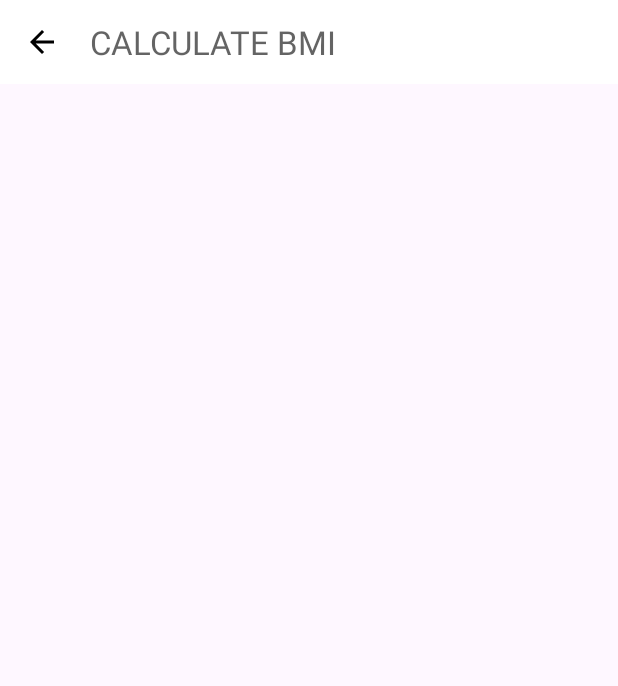
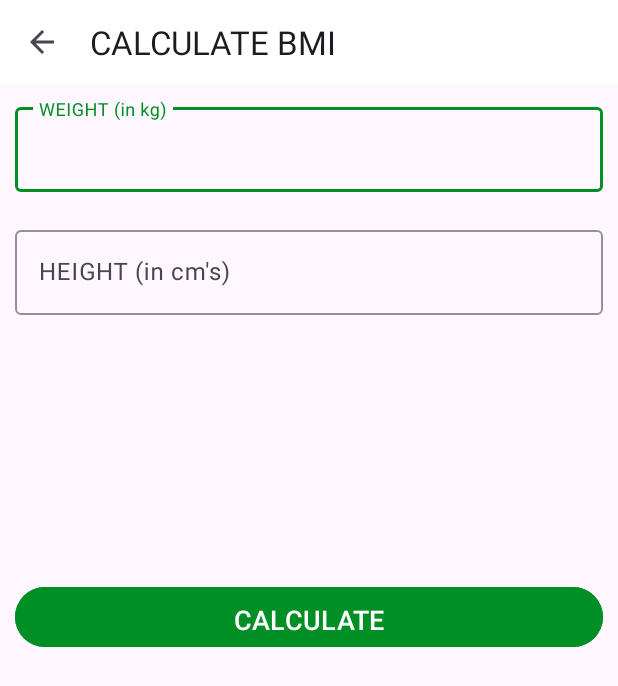
Before and after one commit to Nitesh065/7minWorkout, an Android app: the BMI screen opened directly, with no data from a screen before it, on a phone screen of 412 x 824 dp. Shown: the top 686 px of the screen. Run offline under Robolectric (Android 15) with nearby library versions, the phone set to English and light mode, and no system bars.

Commit message:
made bmi unit calculations

```diff
--- a/app/src/main/res/layout/activity_bmi.xml
+++ b/app/src/main/res/layout/activity_bmi.xml
@@ -4,16 +4,125 @@
     xmlns:tools="http://schemas.android.com/tools"
     android:layout_width="match_parent"
     android:layout_height="match_parent"
-    android:orientation="vertical"
     tools:context=".BMI">
 
     <androidx.appcompat.widget.Toolbar
         android:id="@+id/toolbarBmi"
         android:layout_width="match_parent"
         android:layout_height="?android:attr/actionBarSize"
-        android:theme="@style/ToolBarTheme"
-        app:titleTextColor="@color/colorPrimary"
-        android:background="@color/white"
-        app:layout_constraintTop_toTopOf="parent">
+        android:background="@color/white">
     </androidx.appcompat.widget.Toolbar>
+
+    <com.google.android.material.textfield.TextInputLayout
+        android:id="@+id/tilBmiUnitWeight"
+        android:layout_below="@+id/toolbarBmi"
+        android:layout_width="match_parent"
+        android:layout_height="wrap_content"
+        android:layout_margin="10dp"
+        app:boxStrokeColor="@color/colorAccent"
+        app:hintTextColor="@color/colorAccent"
+        style="@style/Widget.Material3.TextInputLayout.OutlinedBox"
+        >
+        <androidx.appcompat.widget.AppCompatEditText
+            android:id="@+id/etBmiWeight"
+            android:layout_width="match_parent"
+            android:layout_height="wrap_content"
+            android:hint="WEIGHT (in kg)"
+            android:inputType="numberDecimal"
+            android:textSize="16sp"
+            >
+
+        </androidx.appcompat.widget.AppCompatEditText>
+
+    </com.google.android.material.textfield.TextInputLayout>
+
+
+    <com.google.android.material.textfield.TextInputLayout
+        android:layout_below="@+id/tilBmiUnitWeight"
+        android:id="@+id/tilBmiUnitHeight"
+        android:layout_width="match_parent"
+        android:layout_height="wrap_content"
+        android:layout_margin="10dp"
+        app:boxStrokeColor="@color/colorAccent"
+        app:hintTextColor="@color/colorAccent"
+        style="@style/Widget.Material3.TextInputLayout.OutlinedBox"
+        >
+        <androidx.appcompat.widget.AppCompatEditText
+            android:id="@+id/etBmiHeight"
+            android:layout_width="match_parent"
+            android:layout_height="wrap_content"
+            android:hint="HEIGHT (in cm's)"
+            android:inputType="numberDecimal"
+            android:textSize="16sp"
+            >
+
+        </androidx.appcompat.widget.AppCompatEditText>
+    </com.google.android.material.textfield.TextInputLayout>
+
+    <LinearLayout
+        android:layout_below="@+id/tilBmiUnitHeight"
+        android:id="@+id/llDisplayBmiResult"
+        android:layout_width="match_parent"
+        android:layout_height="wrap_content"
+        android:orientation="vertical"
+        android:padding="10dp"
+        android:layout_marginTop="25dp"
+        android:visibility="invisible"
+        tools:visibility="visible">
+
+        <TextView
+            android:id="@+id/tvYourBmi"
+            android:layout_width="match_parent"
+            android:layout_height="wrap_content"
+            android:text="Your Bmi"
+            android:textSize="16sp"
+            android:gravity="center"
+            android:textAllCaps="true">
+        </TextView>
+        <TextView
+            android:id="@+id/tvBmiValue"
+            android:layout_width="match_parent"
+            android:layout_height="wrap_content"
+            tools:text="25.31"
+            android:textSize="18sp"
+            android:gravity="center"
+            android:textStyle="bold"
+            android:layout_marginTop="5dp">
+        </TextView>
+
+        <TextView
+            android:id="@+id/tvBmiType"
+            android:layout_width="match_parent"
+            android:layout_height="wrap_content"
+            tools:text="Normal"
+            android:textSize="18sp"
+            android:gravity="center"
+            android:layout_marginTop="5dp">
+        </TextView>
+
+        <TextView
+            android:id="@+id/tvBmiDescription"
+            android:layout_width="match_parent"
+            android:layout_height="wrap_content"
+            tools:text="Normal"
+            android:textSize="18sp"
+            android:gravity="center"
+            android:layout_marginTop="5dp">
+        </TextView>
+    </LinearLayout>
+
+    <Button
+        android:id="@+id/btnBmiCalculate"
+        android:layout_below="@+id/llDisplayBmiResult"
+        android:layout_width="match_parent"
+        android:layout_height="wrap_content"
+        android:layout_margin="10dp"
+        android:layout_marginTop="35dp"
+        android:textSize="18sp"
+        android:gravity="bottom|center"
+        android:text="CALCULATE"
+        android:textColor="@color/white"
+        android:backgroundTint="@color/colorAccent">
+    </Button>
+
 </RelativeLayout>
```
Also changed, not shown: app/src/main/java/com/example/a7minutesworkout/BMI.kt (+78 -0 lines).
